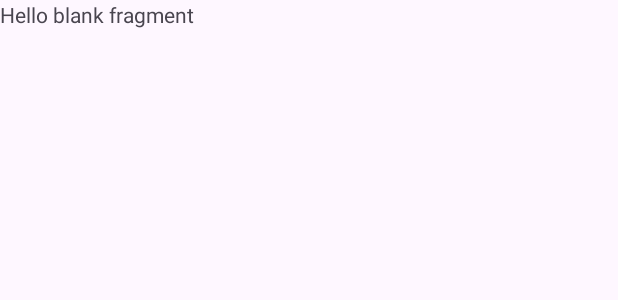
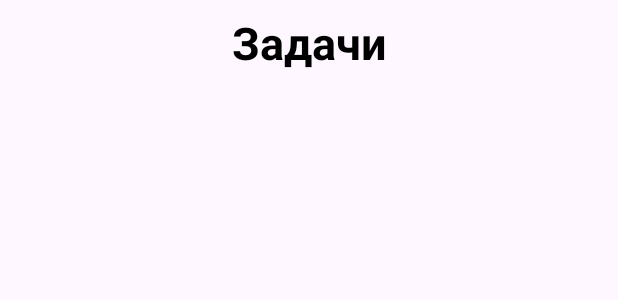
Before and after one commit to DemonBoss1/LearnMobile, an Android app: the layout fragment_task_list.xml on its own in the app's theme, with its tools: preview values and no code run, on a phone screen of 412 x 824 dp. Shown: the top 300 px of the screen. Run offline under Robolectric (Android 15) with nearby library versions, the phone set to English and light mode, and no system bars.

Commit message:
Task list fragment

```diff
--- a/app/src/main/res/layout/fragment_task_list.xml
+++ b/app/src/main/res/layout/fragment_task_list.xml
@@ -1,14 +1,39 @@
 <?xml version="1.0" encoding="utf-8"?>
 <FrameLayout xmlns:android="http://schemas.android.com/apk/res/android"
+    xmlns:app="http://schemas.android.com/apk/res-auto"
     xmlns:tools="http://schemas.android.com/tools"
     android:layout_width="match_parent"
     android:layout_height="match_parent"
     tools:context=".TaskListFragment">
 
     <!-- TODO: Update blank fragment layout -->
-    <TextView
+    <LinearLayout
         android:layout_width="match_parent"
         android:layout_height="match_parent"
-        android:text="@string/hello_blank_fragment" />
+        android:gravity="center_horizontal"
+        android:orientation="vertical"
+        app:layout_constraintBottom_toTopOf="@+id/linearLayout4"
+        app:layout_constraintEnd_toEndOf="parent"
+        app:layout_constraintStart_toStartOf="parent"
+        app:layout_constraintTop_toTopOf="parent">
+
+        <TextView
+            android:id="@+id/textView3"
+            android:layout_width="match_parent"
+            android:layout_height="wrap_content"
+            android:layout_marginTop="10dp"
+            android:fontFamily="@font/montserrat_bold"
+            android:gravity="center_horizontal"
+            android:text="@string/tasks"
+            android:textColor="@color/black"
+            android:textSize="30sp" />
+
+        <ListView
+            android:id="@+id/task_list"
+            android:layout_width="match_parent"
+            android:layout_height="match_parent"
+            android:layout_marginTop="10dp"
+            android:padding="10dp" />
+    </LinearLayout>
 
 </FrameLayout>
```
Also changed, not shown: app/src/main/java/com/example/firstapp/DoListActivity.java (+13 -5 lines), app/src/main/java/com/example/firstapp/TaskListFragment.java (+11 -38 lines), app/src/main/res/layout/activity_do_list.xml (+7 -24 lines).
